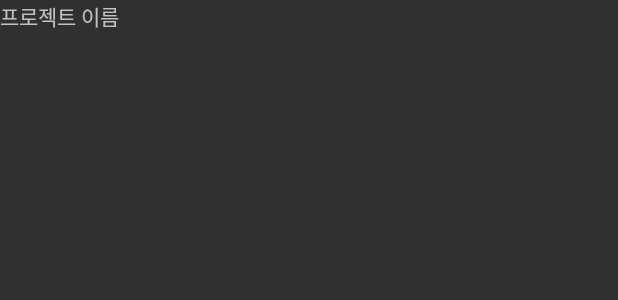
After one commit to MinAstell/TeamProject_WorkTalk, an Android app: the layout activity_frag_innerproject.xml on its own in the app's theme, with its tools: preview values and no code run, on a phone screen of 412 x 824 dp. The commit adds this screen. Shown: the top 300 px of the screen. Run offline under Robolectric (Android 15) with nearby library versions, the phone set to English and light mode, and no system bars.

Commit message:
KSJ 2 update

```diff
--- /dev/null
+++ b/app/src/main/res/layout/activity_frag_innerproject.xml
@@ -0,0 +1,12 @@
+<?xml version="1.0" encoding="utf-8"?>
+<LinearLayout xmlns:android="http://schemas.android.com/apk/res/android"
+    android:layout_width="match_parent"
+    android:layout_height="match_parent">
+
+    <TextView
+        android:id="@+id/textView9"
+        android:layout_width="wrap_content"
+        android:layout_height="wrap_content"
+        android:layout_weight="1"
+        android:text="프로젝트 이름" />
+</LinearLayout>
```
Also changed, not shown: app/src/main/java/com/bkm/worktalk/FragInnerProject.java (added, +35 -0 lines), app/src/main/java/com/bkm/worktalk/Project_Adapter.java (+12 -1 lines).
